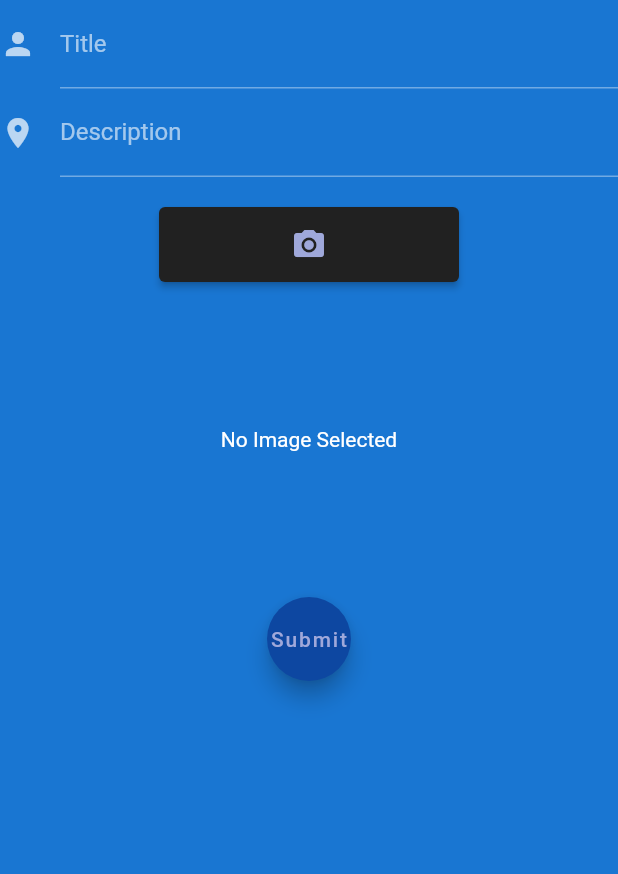
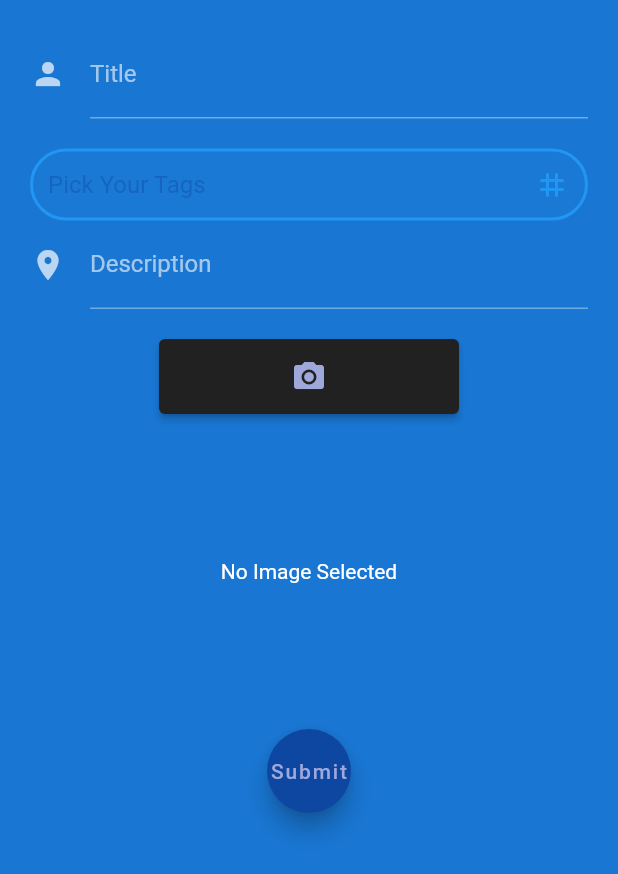
Before and after one commit to VicBVic/gatherer, a Flutter app: the FormDeCreeare widget shown alone on an empty page, opened directly, on a phone screen of 412 x 824 dp. Shown: the top 874 px of the screen. Run offline on Flutter 3.47's test engine with Material 2 defaults, Android fonts, the phone set to English and light mode, and no system bars; drawn by our look-alikes of multi_select_flutter; our stand-ins replace cloud_firestore, firebase_auth, firebase_core, firebase_storage, image_picker; accounts and stored records are empty; network calls fail.

```diff
--- /dev/null
+++ b/commentariu.json
@@ -0,0 +1,6 @@
+{
+  "likes": 0,
+  "dislikes": 0,
+  "author": "",
+  "content": ""
+}
--- a/lib/menus/creeaza_postare.dart
+++ b/lib/menus/creeaza_postare.dart
@@ -2,6 +2,7 @@ import 'package:clean_our_cities/main.dart';
 import 'package:flutter/material.dart';
 import 'package:clean_our_cities/post/postare.dart';
 import 'package:clean_our_cities/menus/creeaza_postare.dart';
+import 'package:multi_select_flutter/multi_select_flutter.dart';
 import 'dart:io';
 import 'package:image_picker/image_picker.dart';
 import 'package:cloud_firestore/cloud_firestore.dart';
@@ -17,16 +18,23 @@ import 'dart:developer' as developer;
 
 FirebaseAuth mAuth = FirebaseAuth.instance;
 
-class PostareTemp{
+class PostareTemp {
   String title = "";
   String description = "";
   File? image = null;
 }
 
+class Tag {
+  late final int id;
+  late final String name;
+
+  Tag({required this.id, required this.name});
+}
+
 PostareTemp post = PostareTemp();
-String postLink= "";
+String postLink = "";
 
-void main(){
+void main() {
   runApp(const MyApp());
 }
 
@@ -38,7 +46,6 @@ class MyApp extends StatelessWidget {
     return CreearePostare();
   }
 }
-
 
 class CreearePostare extends StatefulWidget {
   const CreearePostare({Key? key}) : super(key: key);
@@ -71,12 +78,25 @@ class FormDeCreeare extends StatefulWidget {
   @override
   _FormDeCreeareState createState() => _FormDeCreeareState();
 }
+
 class _FormDeCreeareState extends State<FormDeCreeare> {
   final _formKey = GlobalKey<FormState>();
   File? _image = null;
   final imagePicker = ImagePicker();
+  static List<Tag> _tags = [
+    Tag(id: 1, name: "Charity"),
+    Tag(id: 2, name: "Social"),
+    Tag(id: 3, name: "Fund-Raiser"),
+    Tag(id: 4, name: "Garbage-Collection"),
+    Tag(id: 5, name: "Outdoor"),
+    Tag(id: 6, name: "Indoor"),
+    Tag(id: 7, name: "Fun")
+  ];
 
-  Future getImage() async{
+  final _items =
+      _tags.map((tag) => MultiSelectItem<Tag>(tag, tag.name)).toList();
+  List<Tag> _selectedTags = [];
+  Future getImage() async {
     final image = await imagePicker.pickImage(source: ImageSource.gallery);
     setState(() {
       _image = File(image!.path);
@@ -90,14 +110,20 @@ class _FormDeCreeareState extends State<FormDeCreeare> {
     StorageUploadTask uploadTask = firebaseStorageRef.putFile(_image);
     StorageTaskSnapshot taskSnapshot = await uploadTask.onComplete;
     taskSnapshot.ref.getDownloadURL().then(
-          (value) => {Firestore.instance.collection("Posts").document(document).updateData({"path":value}), print(value)},
+          (value) => {
+            Firestore.instance
+                .collection("Posts")
+                .document(document)
+                .updateData({"path": value}),
+            print(value)
+          },
         );
   }
 
-  String getUnusedName(String start){
+  String getUnusedName(String start) {
     Random r = new Random();
-      int val=r.nextInt(99999999);
-      return start+"$val";
+    int val = r.nextInt(99999999);
+    return start + "$val";
   }
 
   @override
@@ -105,19 +131,58 @@ class _FormDeCreeareState extends State<FormDeCreeare> {
     return Form(
         key: _formKey,
         child: ListView(
-        //crossAxisAlignment: CrossAxisAlignment.center,
+          // crossAxisAlignment: CrossAxisAlignment.center,
+          padding: EdgeInsets.all(20),
           children: <Widget>[
             TextFormField(
               decoration: const InputDecoration(
                   icon: Icon(Icons.person),
                   hintText: 'Enter post title',
-              labelText: 'Title'
-            ),
-            validator: (value){
-              if (value!.isEmpty){
+                  labelText: 'Title'),
+              validator: (value) {
+                if (value!.isEmpty) {
                   return 'Please enter a valid title';
                 }
                 post.title = value;
+                return null;
+              },
+            ),
+            Container(
+              padding: const EdgeInsets.only(top: 20.0),
+            ),
+            MultiSelectDialogField(
+              items: _items,
+              searchable: true,
+              searchHint: 'Tag',
+              searchIcon: Icon(Icons.search),
+              title: Text("Tags"),
+              selectedColor: Colors.blue,
+              decoration: BoxDecoration(
+                color: Colors.blue.withOpacity(0.1),
+                borderRadius: BorderRadius.all(Radius.circular(40)),
+                border: Border.all(
+                  color: Colors.blue,
+                  width: 2,
+                ),
+              ),
+              buttonIcon: Icon(
+                Icons.tag_rounded ,
+                color: Colors.blue,
+              ),
+              buttonText: Text(
+                "Pick Your Tags",
+                style: TextStyle(
+                  color: Colors.blue[800],
+                  fontSize: 16,
+                ),
+              ),
+              onConfirm: (List <Tag> results) {
+                _selectedTags = results;
+              },
+              validator: (results){
+                if (results == null || results.isEmpty){
+                  return 'Please pick at least one tag';
+                }
                 return null;
               },
             ),
@@ -127,14 +192,13 @@ class _FormDeCreeareState extends State<FormDeCreeare> {
                 hintText: 'Enter description of event',
                 labelText: 'Description',
               ),
-            validator: (value){
-              if (value!.isEmpty){
+              validator: (value) {
+                if (value!.isEmpty) {
                   return 'Please enter a valid description';
                 }
                 post.description = value;
                 return null;
               },
-
             ),
             Container(
               alignment: Alignment.center,
@@ -152,33 +216,39 @@ class _FormDeCreeareState extends State<FormDeCreeare> {
               padding: const EdgeInsets.only(top: 10.0),
               width: 300,
               height: 200,
-            child:
-              _image == null ? Text('No Image Selected') : Image.file(_image!),
+              child: _image == null
+                  ? Text('No Image Selected')
+                  : Image.file(_image!),
             ),
             Container(
               alignment: Alignment.center,
               padding: const EdgeInsets.only(top: 10.0),
               child: FloatingActionButton(
                 child: const Text('Submit'),
-              onPressed: (){
-                if (_formKey.currentState!.validate() && _image != null){
-                  ScaffoldMessenger.of(context).showSnackBar(SnackBar(duration:Duration(seconds: 3), content: Text('Post Saved!')));
+                onPressed: () {
+
+                  if (_formKey.currentState!.validate() && _image != null) {
+                    ScaffoldMessenger.of(context).showSnackBar(SnackBar(
+                        duration: Duration(seconds: 3),
+                        content: Text('Post Saved!')));
                     post.image = _image;
-                  String token=getUnusedName(post.title);
-                  print("here"+token);
-                  Firestore.instance.collection("Posts").document(token).setData(
+                    String token = getUnusedName(post.title);
+                    print("here" + token);
+                    Firestore.instance
+                        .collection("Posts")
+                        .document(token)
+                        .setData(
                       {
-                      "title":post.title,
-                      "description":post.description,
+                        "title": post.title,
+                        "description": post.description,
                       },
                     );
-                  uploadImageToFirebase(context,token);
+                    uploadImageToFirebase(context, token);
                   }
                 },
               ),
             ),
           ],
-      )
-    );
+        ));
   }
 }
--- /dev/null
+++ b/postare.json
@@ -0,0 +1,8 @@
+{
+  "author": "",
+  "description": "",
+  "imgLink": "",
+  "comments": [
+
+  ]
+}
--- a/pubspec.yaml
+++ b/pubspec.yaml
@@ -39,6 +39,7 @@ dependencies:
   cupertino_icons: ^1.0.2
   path_provider: ^2.0.7
   image_picker: ^0.8.4+4
+  multi_select_flutter: ^4.0.0
 
 dev_dependencies:
   flutter_test:
```
Also changed, not shown: pubspec.lock. Lines whose indentation alone changed are shown as unchanged.
